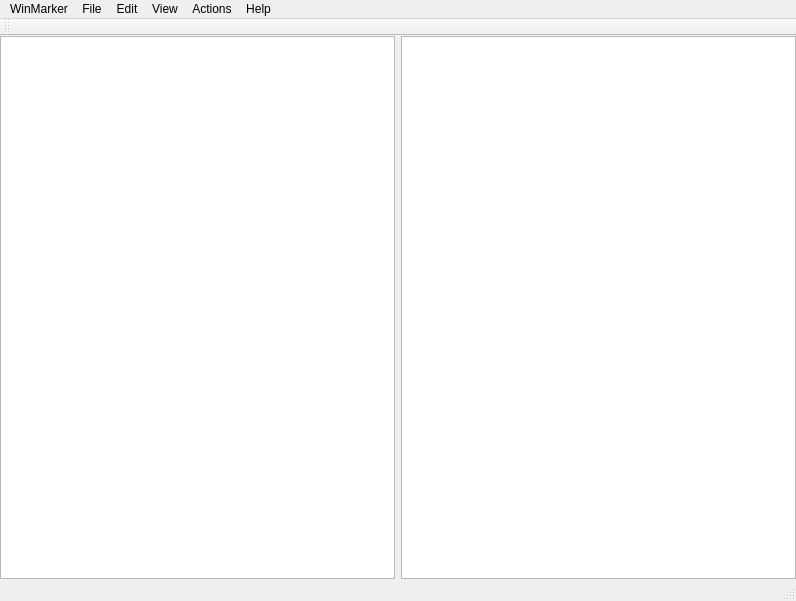
Qt form mainwindow.ui (ApeLyn/windows_proj) before a commit.
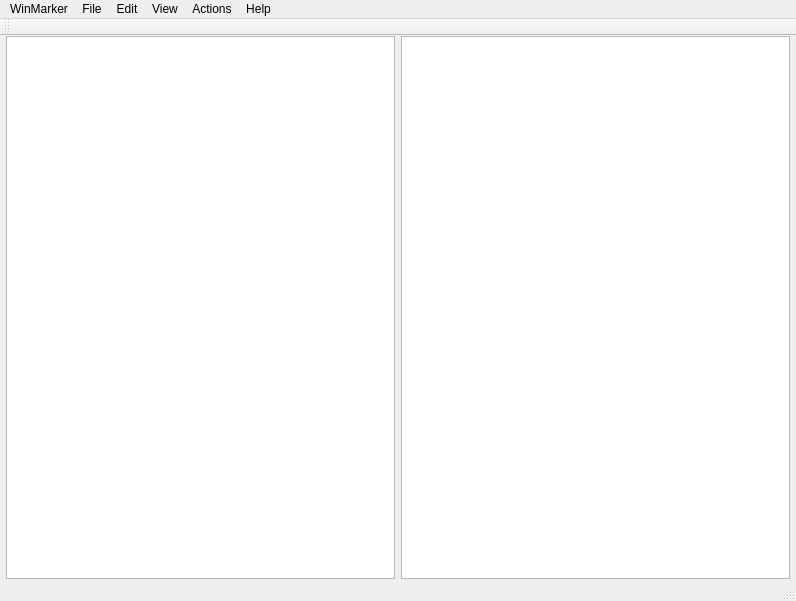
The same form after that commit.

What changed in the file:
```diff
--- a/mainwindow.ui
+++ b/mainwindow.ui
@@ -16,13 +16,13 @@
   <widget class="QWidget" name="centralWidget">
    <layout class="QGridLayout" name="gridLayout">
     <property name="leftMargin">
-     <number>0</number>
+     <number>6</number>
     </property>
     <property name="topMargin">
      <number>0</number>
     </property>
     <property name="rightMargin">
-     <number>0</number>
+     <number>6</number>
     </property>
     <property name="bottomMargin">
      <number>0</number>
```
